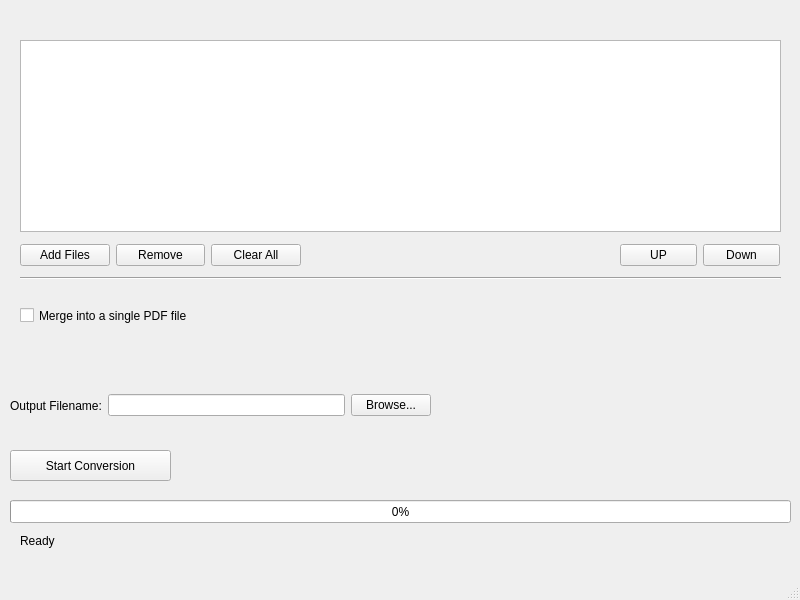
First picture: the form in FileFusion/main_window.ui, repository SStyles93/PythonProjects, before the edit.
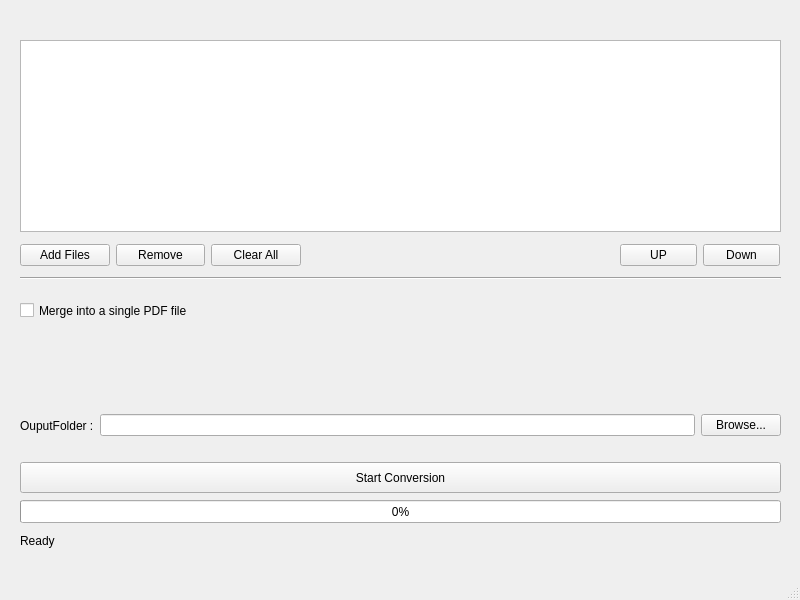
Second picture: the form after the edit.

Commit message: Update FileFusion -> PNG accepted + minor update: Preview window Temp file save/delete works Folder path & merge checkbox -> Interactive UI

Diff of the .ui file:
```diff
--- a/FileFusion/main_window.ui
+++ b/FileFusion/main_window.ui
@@ -24,32 +24,6 @@
      </rect>
     </property>
    </widget>
-   <widget class="QCheckBox" name="mergeCheckbox">
-    <property name="geometry">
-     <rect>
-      <x>20</x>
-      <y>300</y>
-      <width>251</width>
-      <height>31</height>
-     </rect>
-    </property>
-    <property name="text">
-     <string>Merge into a single PDF file</string>
-    </property>
-   </widget>
-   <widget class="QPushButton" name="startButton">
-    <property name="geometry">
-     <rect>
-      <x>10</x>
-      <y>450</y>
-      <width>161</width>
-      <height>31</height>
-     </rect>
-    </property>
-    <property name="text">
-     <string>Start Conversion</string>
-    </property>
-   </widget>
    <widget class="Line" name="line">
     <property name="geometry">
      <rect>
@@ -66,9 +40,9 @@
    <widget class="QProgressBar" name="progressBar">
     <property name="geometry">
      <rect>
-      <x>10</x>
+      <x>20</x>
       <y>500</y>
-      <width>781</width>
+      <width>761</width>
       <height>23</height>
      </rect>
     </property>
@@ -81,7 +55,7 @@
      <rect>
       <x>20</x>
       <y>530</y>
-      <width>731</width>
+      <width>761</width>
       <height>21</height>
      </rect>
     </property>
@@ -92,9 +66,9 @@
    <widget class="QWidget" name="horizontalLayoutWidget">
     <property name="geometry">
      <rect>
-      <x>10</x>
-      <y>380</y>
-      <width>421</width>
+      <x>20</x>
+      <y>400</y>
+      <width>761</width>
       <height>51</height>
      </rect>
     </property>
@@ -102,12 +76,16 @@
      <item>
       <widget class="QLabel" name="label">
        <property name="text">
-        <string>Output Filename:</string>
+        <string>OuputFolder :</string>
        </property>
       </widget>
      </item>
      <item>
-      <widget class="QLineEdit" name="outputFilenameEdit"/>
+      <widget class="QLineEdit" name="outputFolderEdit">
+       <property name="readOnly">
+        <bool>true</bool>
+       </property>
+      </widget>
      </item>
      <item>
       <widget class="QPushButton" name="browseButton">
@@ -177,6 +155,32 @@
      </item>
     </layout>
    </widget>
+   <widget class="QPushButton" name="startButton">
+    <property name="geometry">
+     <rect>
+      <x>20</x>
+      <y>462</y>
+      <width>761</width>
+      <height>31</height>
+     </rect>
+    </property>
+    <property name="text">
+     <string>Start Conversion</string>
+    </property>
+   </widget>
+   <widget class="QCheckBox" name="mergeCheckbox">
+    <property name="geometry">
+     <rect>
+      <x>20</x>
+      <y>290</y>
+      <width>181</width>
+      <height>41</height>
+     </rect>
+    </property>
+    <property name="text">
+     <string>Merge into a single PDF file</string>
+    </property>
+   </widget>
    <zorder>fileListWidget</zorder>
    <zorder>mergeCheckbox</zorder>
    <zorder>startButton</zorder>
```
Left out of the diff: 8 changed lines with no effect on the pictures. The commit also changes 4 other files.
